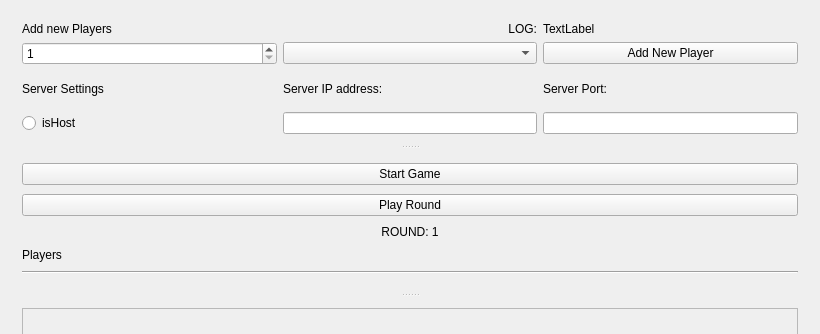
nikpan1/qt-smallboy, file mainwindow.ui: the form before one commit; both pictures show x 0 to 820 and y 0 to 334 of the 820 by 870 pixel window.
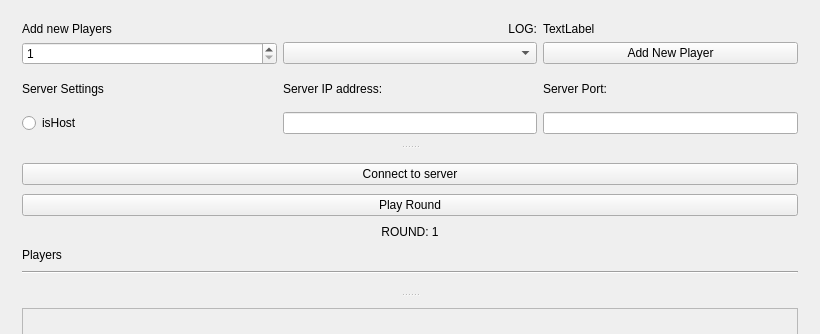
The form after the commit.

Commit message: Refactor button text to "Connect to server" in mainwindow.ui

Diff of the .ui file:
```diff
--- a/mainwindow.ui
+++ b/mainwindow.ui
@@ -143,7 +143,7 @@
         <item row="5" column="0">
          <widget class="QPushButton" name="StartGameW">
           <property name="text">
-           <string>Start Game</string>
+           <string>Connect to server</string>
           </property>
          </widget>
         </item>
```
Left out of the diff: 4 changed lines with no effect on the pictures. The commit also changes 12 other files.
